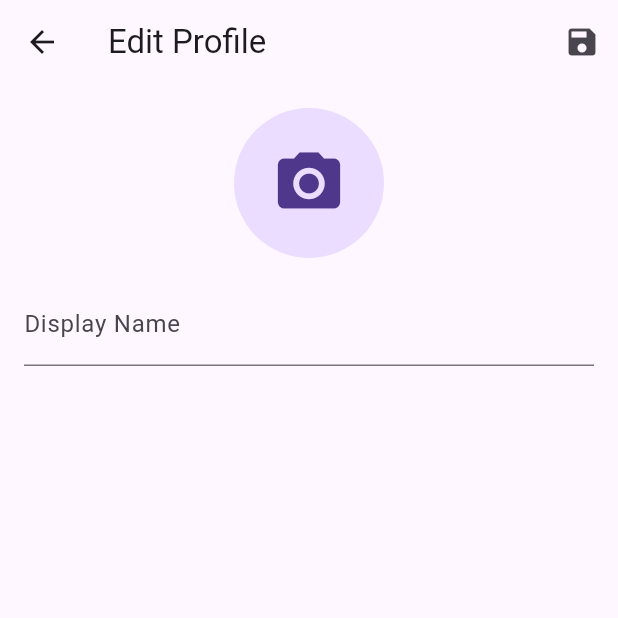
After one commit to KPhamster/Plendy, a Flutter app: the ProfileScreen screen opened directly, after a tap on the "edit" icon, on a phone screen of 412 x 824 dp, the top half of it. The commit adds this screen. Run offline on Flutter 3.47's test engine with Material 3 defaults, Android fonts, the phone set to English and light mode, and no system bars; our stand-ins replace firebase_auth, firebase_core, firebase_storage, font_awesome_flutter, google_sign_in, image_picker; accounts and stored records are empty; network calls fail.

Commit message:
Created Profile page with profile editing

```diff
--- /dev/null
+++ b/lib/screens/edit_profile_screen.dart
@@ -0,0 +1,128 @@
+import 'package:flutter/material.dart';
+import 'package:image_picker/image_picker.dart';
+import 'package:firebase_storage/firebase_storage.dart';
+import 'dart:io';
+import '../services/auth_service.dart';
+
+class EditProfileScreen extends StatefulWidget {
+  @override
+  _EditProfileScreenState createState() => _EditProfileScreenState();
+}
+
+class _EditProfileScreenState extends State<EditProfileScreen> {
+  final _authService = AuthService();
+  final _nameController = TextEditingController();
+  File? _imageFile;
+  bool _isLoading = false;
+
+  @override
+  void initState() {
+    super.initState();
+    _nameController.text = _authService.currentUser?.displayName ?? '';
+  }
+
+  Future<void> _pickImage() async {
+    final ImagePicker picker = ImagePicker();
+    final XFile? image = await picker.pickImage(source: ImageSource.gallery);
+
+    if (image != null) {
+      setState(() {
+        _imageFile = File(image.path);
+      });
+    }
+  }
+
+  Future<void> _updateProfile() async {
+    setState(() {
+      _isLoading = true;
+    });
+
+    try {
+      String? photoURL = _authService.currentUser?.photoURL;
+
+      if (_imageFile != null) {
+        // Make sure we have a user ID
+        final userId = _authService.currentUser?.uid;
+        if (userId == null) throw Exception('User not authenticated');
+
+        // Create the storage reference with the correct path
+        final ref = FirebaseStorage.instance
+            .ref()
+            .child('user_photos')
+            .child(userId)
+            .child('profile.jpg');
+
+        // Upload the file
+        await ref.putFile(_imageFile!);
+        photoURL = await ref.getDownloadURL();
+
+        print('Debug: Uploading for user $userId');
+      }
+
+      // Update user profile
+      await _authService.currentUser?.updateDisplayName(_nameController.text);
+      if (photoURL != null) {
+        await _authService.currentUser?.updatePhotoURL(photoURL);
+      }
+
+      Navigator.pop(context);
+    } catch (e) {
+      print('Debug: Error occurred: $e');
+      ScaffoldMessenger.of(context).showSnackBar(
+        SnackBar(content: Text(e.toString())),
+      );
+    } finally {
+      setState(() {
+        _isLoading = false;
+      });
+    }
+  }
+
+  @override
+  Widget build(BuildContext context) {
+    return Scaffold(
+      appBar: AppBar(
+        title: Text('Edit Profile'),
+        actions: [
+          if (!_isLoading)
+            IconButton(
+              icon: Icon(Icons.save),
+              onPressed: _updateProfile,
+            ),
+        ],
+      ),
+      body: _isLoading
+          ? Center(child: CircularProgressIndicator())
+          : SingleChildScrollView(
+              padding: EdgeInsets.all(16),
+              child: Column(
+                children: [
+                  GestureDetector(
+                    onTap: _pickImage,
+                    child: CircleAvatar(
+                      radius: 50,
+                      backgroundImage: _imageFile != null
+                          ? FileImage(_imageFile!)
+                          : (_authService.currentUser?.photoURL != null
+                              ? NetworkImage(_authService.currentUser!.photoURL!)
+                              : null) as ImageProvider?,
+                      child: (_imageFile == null &&
+                              _authService.currentUser?.photoURL == null)
+                          ? Icon(Icons.camera_alt, size: 50)
+                          : null,
+                    ),
+                  ),
+                  SizedBox(height: 16),
+                  TextFormField(
+                    controller: _nameController,
+                    decoration: InputDecoration(
+                      labelText: 'Display Name',
+                      hintText: 'Enter your name',
+                    ),
+                  ),
+                ],
+              ),
+            ),
+    );
+  }
+}
--- a/lib/screens/profile_screen.dart
+++ b/lib/screens/profile_screen.dart
@@ -1,8 +1,18 @@
 import 'package:flutter/material.dart';
 import '../services/auth_service.dart';
+import 'edit_profile_screen.dart';
 
-class ProfileScreen extends StatelessWidget {
+class ProfileScreen extends StatefulWidget {
+  @override
+  _ProfileScreenState createState() => _ProfileScreenState();
+}
+
+class _ProfileScreenState extends State<ProfileScreen> {
   final _authService = AuthService();
+
+  void _refreshProfile() {
+    setState(() {});  // This will rebuild the widget with new data
+  }
 
   @override
   Widget build(BuildContext context) {
@@ -11,13 +21,26 @@ class ProfileScreen extends StatelessWidget {
     return Scaffold(
       appBar: AppBar(
         title: Text('Profile'),
+        actions: [
+          IconButton(
+            icon: Icon(Icons.edit),
+            onPressed: () async {
+              await Navigator.push(
+                context,
+                MaterialPageRoute(builder: (context) => EditProfileScreen()),
+              );
+              _refreshProfile();  // Refresh after returning from edit screen
+            },
+          ),
+        ],
       ),
       body: Padding(
         padding: const EdgeInsets.all(16.0),
         child: Column(
           crossAxisAlignment: CrossAxisAlignment.start,
           children: [
-            CircleAvatar(
+            Center(
+              child: CircleAvatar(
                 radius: 50,
                 backgroundImage: user?.photoURL != null
                   ? NetworkImage(user!.photoURL!)
@@ -25,6 +48,7 @@ class ProfileScreen extends StatelessWidget {
                 child: user?.photoURL == null
                   ? Icon(Icons.person, size: 50)
                   : null,
+              ),
             ),
             SizedBox(height: 16),
             Text(
--- a/pubspec.yaml
+++ b/pubspec.yaml
@@ -39,6 +39,8 @@ dependencies:
   # The following adds the Cupertino Icons font to your application.
   # Use with the CupertinoIcons class for iOS style icons.
   cupertino_icons: ^1.0.8
+  image_picker: ^1.1.2
+  firebase_storage: ^11.7.7
 
 dev_dependencies:
   flutter_test:
```
Also changed, not shown: pubspec.lock, 7 other files. Lines whose indentation alone changed are shown as unchanged.
